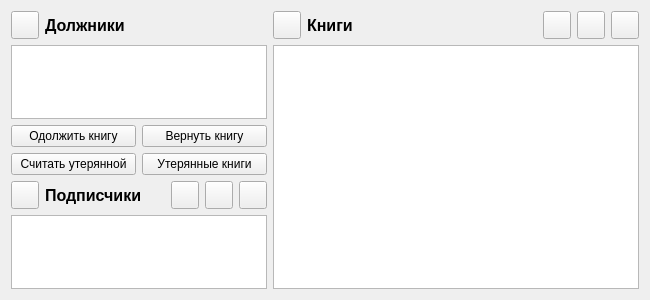
First picture: the form in other/pt-studs/Kuznecov R/lib_archive/qt/ui/main.ui, repository kos1posha/kubstu, before the edit.
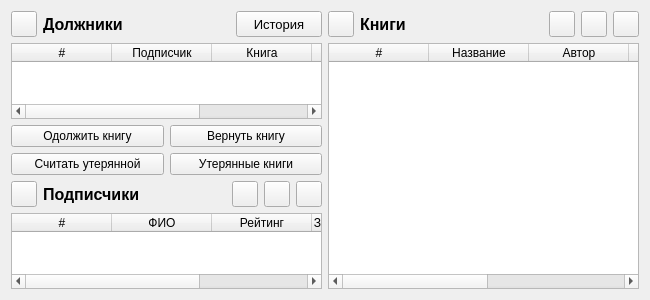
Second picture: the form after the edit. Icons and pictures are not drawn.

Commit message: Added: Output of db contents to tables

The edit to the form file:
```diff
--- a/other/pt-studs/Kuznecov R/lib_archive/qt/ui/main.ui
+++ b/other/pt-studs/Kuznecov R/lib_archive/qt/ui/main.ui
@@ -20,10 +20,10 @@
    <string>Библиотека</string>
   </property>
   <layout class="QGridLayout" name="gl_main">
-   <item row="3" column="1">
+   <item row="2" column="1">
     <layout class="QHBoxLayout" name="hl_books_bar">
      <item>
-      <widget class="QPushButton" name="pb_books_filter">
+      <widget class="QToolButton" name="pb_books_filter">
        <property name="sizePolicy">
         <sizepolicy hsizetype="Fixed" vsizetype="Fixed">
          <horstretch>0</horstretch>
@@ -32,14 +32,14 @@
        </property>
        <property name="minimumSize">
         <size>
-         <width>28</width>
-         <height>28</height>
+         <width>26</width>
+         <height>26</height>
         </size>
        </property>
        <property name="maximumSize">
         <size>
-         <width>28</width>
-         <height>28</height>
+         <width>26</width>
+         <height>26</height>
         </size>
        </property>
        <property name="toolTip">
@@ -54,8 +54,8 @@
        </property>
        <property name="iconSize">
         <size>
-         <width>16</width>
-         <height>16</height>
+         <width>14</width>
+         <height>14</height>
         </size>
        </property>
       </widget>
@@ -81,7 +81,7 @@
       </widget>
      </item>
      <item>
-      <widget class="QPushButton" name="pb_books_add">
+      <widget class="QToolButton" name="pb_books_add">
        <property name="sizePolicy">
         <sizepolicy hsizetype="Fixed" vsizetype="Fixed">
          <horstretch>0</horstretch>
@@ -90,14 +90,14 @@
        </property>
        <property name="minimumSize">
         <size>
-         <width>28</width>
-         <height>28</height>
+         <width>26</width>
+         <height>26</height>
         </size>
        </property>
        <property name="maximumSize">
         <size>
-         <width>28</width>
-         <height>28</height>
+         <width>26</width>
+         <height>26</height>
         </size>
        </property>
        <property name="toolTip">
@@ -112,14 +112,14 @@
        </property>
        <property name="iconSize">
         <size>
-         <width>16</width>
-         <height>16</height>
+         <width>14</width>
+         <height>14</height>
         </size>
        </property>
       </widget>
      </item>
      <item>
-      <widget class="QPushButton" name="pb_books_remove">
+      <widget class="QToolButton" name="pb_books_remove">
        <property name="sizePolicy">
         <sizepolicy hsizetype="Fixed" vsizetype="Fixed">
          <horstretch>0</horstretch>
@@ -128,14 +128,14 @@
        </property>
        <property name="minimumSize">
         <size>
-         <width>28</width>
-         <height>28</height>
+         <width>26</width>
+         <height>26</height>
         </size>
        </property>
        <property name="maximumSize">
         <size>
-         <width>28</width>
-         <height>28</height>
+         <width>26</width>
+         <height>26</height>
         </size>
        </property>
        <property name="toolTip">
@@ -150,14 +150,14 @@
        </property>
        <property name="iconSize">
         <size>
-         <width>16</width>
-         <height>16</height>
+         <width>14</width>
+         <height>14</height>
         </size>
        </property>
       </widget>
      </item>
      <item>
-      <widget class="QPushButton" name="pb_books_edit">
+      <widget class="QToolButton" name="pb_books_edit">
        <property name="sizePolicy">
         <sizepolicy hsizetype="Fixed" vsizetype="Fixed">
          <horstretch>0</horstretch>
@@ -166,14 +166,14 @@
        </property>
        <property name="minimumSize">
         <size>
-         <width>28</width>
-         <height>28</height>
+         <width>26</width>
+         <height>26</height>
         </size>
        </property>
        <property name="maximumSize">
         <size>
-         <width>28</width>
-         <height>28</height>
+         <width>26</width>
+         <height>26</height>
         </size>
        </property>
        <property name="toolTip">
@@ -188,38 +188,173 @@
        </property>
        <property name="iconSize">
         <size>
-         <width>16</width>
-         <height>16</height>
+         <width>14</width>
+         <height>14</height>
         </size>
        </property>
       </widget>
      </item>
     </layout>
    </item>
-   <item row="4" column="1" rowspan="4">
-    <widget class="QTableWidget" name="tw_books"/>
+   <item row="3" column="1" rowspan="4">
+    <widget class="QTableWidget" name="tw_books">
+     <property name="editTriggers">
+      <set>QAbstractItemView::NoEditTriggers</set>
+     </property>
+     <property name="selectionMode">
+      <enum>QAbstractItemView::SingleSelection</enum>
+     </property>
+     <property name="selectionBehavior">
+      <enum>QAbstractItemView::SelectRows</enum>
+     </property>
+     <property name="horizontalScrollMode">
+      <enum>QAbstractItemView::ScrollPerPixel</enum>
+     </property>
+     <property name="sortingEnabled">
+      <bool>true</bool>
+     </property>
+     <attribute name="verticalHeaderVisible">
+      <bool>false</bool>
+     </attribute>
+     <column>
+      <property name="text">
+       <string>#</string>
+      </property>
+     </column>
+     <column>
+      <property name="text">
+       <string>Название</string>
+      </property>
+     </column>
+     <column>
+      <property name="text">
+       <string>Автор</string>
+      </property>
+     </column>
+     <column>
+      <property name="text">
+       <string>Издание</string>
+      </property>
+     </column>
+     <column>
+      <property name="text">
+       <string>Позиция</string>
+      </property>
+     </column>
+     <column>
+      <property name="text">
+       <string>Жанры</string>
+      </property>
+     </column>
+    </widget>
    </item>
-   <item row="7" column="0">
+   <item row="6" column="0">
     <widget class="QTableWidget" name="tw_subscribers">
-     <property name="sizePolicy">
-      <sizepolicy hsizetype="Fixed" vsizetype="Expanding">
-       <horstretch>0</horstretch>
-       <verstretch>0</verstretch>
-      </sizepolicy>
+     <property name="maximumSize">
+      <size>
+       <width>470</width>
+       <height>16777215</height>
+      </size>
      </property>
+     <property name="editTriggers">
+      <set>QAbstractItemView::NoEditTriggers</set>
+     </property>
+     <property name="selectionMode">
+      <enum>QAbstractItemView::SingleSelection</enum>
+     </property>
+     <property name="selectionBehavior">
+      <enum>QAbstractItemView::SelectRows</enum>
+     </property>
+     <property name="horizontalScrollMode">
+      <enum>QAbstractItemView::ScrollPerPixel</enum>
+     </property>
+     <property name="sortingEnabled">
+      <bool>true</bool>
+     </property>
+     <attribute name="verticalHeaderVisible">
+      <bool>false</bool>
+     </attribute>
+     <column>
+      <property name="text">
+       <string>#</string>
+      </property>
+     </column>
+     <column>
+      <property name="text">
+       <string>ФИО</string>
+      </property>
+     </column>
+     <column>
+      <property name="text">
+       <string>Рейтинг</string>
+      </property>
+     </column>
+     <column>
+      <property name="text">
+       <string>Зарегистрирован</string>
+      </property>
+     </column>
+     <column>
+      <property name="text">
+       <string>Контакты</string>
+      </property>
+     </column>
     </widget>
    </item>
-   <item row="4" column="0">
+   <item row="3" column="0">
     <widget class="QTableWidget" name="tw_borrowers">
-     <property name="sizePolicy">
-      <sizepolicy hsizetype="Fixed" vsizetype="Expanding">
-       <horstretch>0</horstretch>
-       <verstretch>0</verstretch>
-      </sizepolicy>
+     <property name="maximumSize">
+      <size>
+       <width>470</width>
+       <height>16777215</height>
+      </size>
      </property>
+     <property name="editTriggers">
+      <set>QAbstractItemView::NoEditTriggers</set>
+     </property>
+     <property name="selectionMode">
+      <enum>QAbstractItemView::SingleSelection</enum>
+     </property>
+     <property name="selectionBehavior">
+      <enum>QAbstractItemView::SelectRows</enum>
+     </property>
+     <property name="horizontalScrollMode">
+      <enum>QAbstractItemView::ScrollPerPixel</enum>
+     </property>
+     <property name="sortingEnabled">
+      <bool>true</bool>
+     </property>
+     <attribute name="verticalHeaderVisible">
+      <bool>false</bool>
+     </attribute>
+     <column>
+      <property name="text">
+       <string>#</string>
+      </property>
+     </column>
+     <column>
+      <property name="text">
+       <string>Подписчик</string>
+      </property>
+     </column>
+     <column>
+      <property name="text">
+       <string>Книга</string>
+      </property>
+     </column>
+     <column>
+      <property name="text">
+       <string>Дата выдачи</string>
+      </property>
+     </column>
+     <column>
+      <property name="text">
+       <string>Ожидается</string>
+      </property>
+     </column>
     </widget>
    </item>
-   <item row="5" column="0">
+   <item row="4" column="0">
     <layout class="QGridLayout" name="gl_actions">
      <item row="0" column="0">
       <widget class="QPushButton" name="pb_borrow_a_book">
@@ -251,10 +386,10 @@
      </item>
     </layout>
    </item>
-   <item row="3" column="0">
+   <item row="2" column="0">
     <layout class="QHBoxLayout" name="hl_borrowers_bar">
      <item>
-      <widget class="QPushButton" name="pb_borrowers_filter">
+      <widget class="QToolButton" name="pb_borrowers_filter">
        <property name="sizePolicy">
         <sizepolicy hsizetype="Fixed" vsizetype="Fixed">
          <horstretch>0</horstretch>
@@ -263,14 +398,14 @@
        </property>
        <property name="minimumSize">
         <size>
-         <width>28</width>
-         <height>28</height>
+         <width>26</width>
+         <height>26</height>
         </size>
        </property>
        <property name="maximumSize">
         <size>
-         <width>28</width>
-         <height>28</height>
+         <width>26</width>
+         <height>26</height>
         </size>
        </property>
        <property name="toolTip">
@@ -285,8 +420,8 @@
        </property>
        <property name="iconSize">
         <size>
-         <width>16</width>
-         <height>16</height>
+         <width>14</width>
+         <height>14</height>
         </size>
        </property>
       </widget>
@@ -311,12 +446,44 @@
        </property>
       </widget>
      </item>
+     <item>
+      <widget class="QPushButton" name="pb_borrowing_history">
+       <property name="sizePolicy">
+        <sizepolicy hsizetype="Fixed" vsizetype="Fixed">
+         <horstretch>0</horstretch>
+         <verstretch>0</verstretch>
+        </sizepolicy>
+       </property>
+       <property name="minimumSize">
+        <size>
+         <width>86</width>
+         <height>26</height>
+        </size>
+       </property>
+       <property name="maximumSize">
+        <size>
+         <width>86</width>
+         <height>26</height>
+        </size>
+       </property>
+       <property name="font">
+        <font>
+         <pointsize>10</pointsize>
+         <weight>50</weight>
+         <bold>false</bold>
+        </font>
+       </property>
+       <property name="text">
+        <string>История</string>
+       </property>
+      </widget>
+     </item>
     </layout>
    </item>
-   <item row="6" column="0">
+   <item row="5" column="0">
     <layout class="QHBoxLayout" name="hl_subsribers_bar">
      <item>
-      <widget class="QPushButton" name="pb_subsribers_filter">
+      <widget class="QToolButton" name="pb_subsribers_filter">
        <property name="sizePolicy">
         <sizepolicy hsizetype="Fixed" vsizetype="Fixed">
          <horstretch>0</horstretch>
@@ -325,14 +492,14 @@
        </property>
        <property name="minimumSize">
         <size>
-         <width>28</width>
-         <height>28</height>
+         <width>26</width>
+         <height>26</height>
         </size>
        </property>
        <property name="maximumSize">
         <size>
-         <width>28</width>
-         <height>28</height>
+         <width>26</width>
+         <height>26</height>
         </size>
        </property>
        <property name="toolTip">
@@ -347,8 +514,8 @@
        </property>
        <property name="iconSize">
         <size>
-         <width>16</width>
-         <height>16</height>
+         <width>14</width>
+         <height>14</height>
         </size>
        </property>
       </widget>
@@ -374,7 +541,7 @@
       </widget>
      </item>
      <item>
-      <widget class="QPushButton" name="pb_subsribers_add">
+      <widget class="QToolButton" name="pb_subsribers_add">
        <property name="sizePolicy">
         <sizepolicy hsizetype="Fixed" vsizetype="Fixed">
          <horstretch>0</horstretch>
@@ -383,14 +550,14 @@
        </property>
        <property name="minimumSize">
         <size>
-         <width>28</width>
-         <height>28</height>
+         <width>26</width>
+         <height>26</height>
         </size>
        </property>
        <property name="maximumSize">
         <size>
-         <width>28</width>
-         <height>28</height>
+         <width>26</width>
+         <height>26</height>
         </size>
        </property>
        <property name="toolTip">
@@ -405,14 +572,14 @@
        </property>
        <property name="iconSize">
         <size>
-         <width>16</width>
-         <height>16</height>
+         <width>14</width>
+         <height>14</height>
         </size>
        </property>
       </widget>
      </item>
      <item>
-      <widget class="QPushButton" name="pb_subscribers_remove">
+      <widget class="QToolButton" name="pb_subscribers_remove">
        <property name="sizePolicy">
         <sizepolicy hsizetype="Fixed" vsizetype="Fixed">
          <horstretch>0</horstretch>
@@ -421,14 +588,14 @@
        </property>
        <property name="minimumSize">
         <size>
-         <width>28</width>
-         <height>28</height>
+         <width>26</width>
+         <height>26</height>
         </size>
        </property>
        <property name="maximumSize">
         <size>
-         <width>28</width>
-         <height>28</height>
+         <width>26</width>
+         <height>26</height>
         </size>
        </property>
        <property name="toolTip">
@@ -443,14 +610,14 @@
        </property>
        <property name="iconSize">
         <size>
-         <width>16</width>
-         <height>16</height>
+         <width>14</width>
+         <height>14</height>
         </size>
        </property>
       </widget>
      </item>
      <item>
-      <widget class="QPushButton" name="pb_subscribers_edit">
+      <widget class="QToolButton" name="pb_subscribers_edit">
        <property name="sizePolicy">
         <sizepolicy hsizetype="Fixed" vsizetype="Fixed">
          <horstretch>0</horstretch>
@@ -459,14 +626,14 @@
        </property>
        <property name="minimumSize">
         <size>
-         <width>28</width>
-         <height>28</height>
+         <width>26</width>
+         <height>26</height>
         </size>
        </property>
        <property name="maximumSize">
         <size>
-         <width>28</width>
-         <height>28</height>
+         <width>26</width>
+         <height>26</height>
         </size>
        </property>
        <property name="toolTip">
@@ -481,8 +648,8 @@
        </property>
        <property name="iconSize">
         <size>
-         <width>16</width>
-         <height>16</height>
+         <width>14</width>
+         <height>14</height>
         </size>
        </property>
       </widget>
```
The commit also changes 5 other files.
